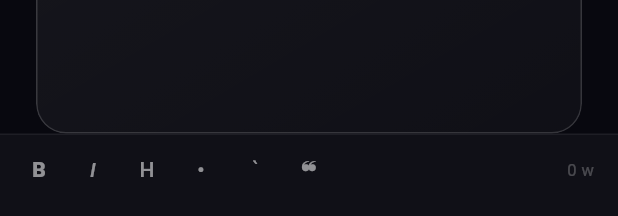
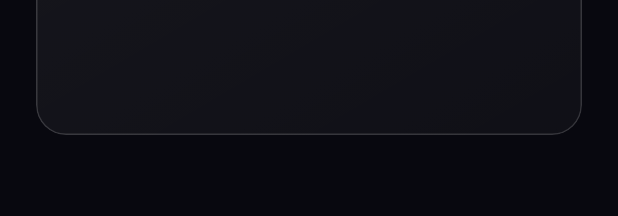
Before and after one commit to spacechase26/Tympeak, a Flutter app: the DailyJournalTab widget shown alone on an empty page, opened directly, on a phone screen of 412 x 824 dp. Shown: the part 972-1188 px from the top of the screen. Run offline on Flutter 3.47's test engine with Material 3 defaults, Android fonts, the phone set to English and light mode, and no system bars; our stand-ins replace confetti, file_picker, flutter_local_notifications, flutter_markdown, flutter_timezone, hive_flutter and 2 more; accounts and stored records are empty.

Commit message:
Journal cleanup, settings logo, README
- Remove markdown toolbar from Daily Journal (kept in Quick Notes editor)
- Add bottom padding so journal editor clears the floating nav bar
- Settings: app logo replaces clock icon; "Made with ♥ by Spacechase" + version under app name
- Rewrite README with project overview, features, and stack

```diff
--- a/lib/screens/notes_screen.dart
+++ b/lib/screens/notes_screen.dart
@@ -211,35 +211,6 @@ class _DailyJournalTabState extends State<DailyJournalTab> {
     if (d != null) _selectDate(d);
   }
 
-  void _insertLinePrefix(String prefix) {
-    final pos  = _ctrl.selection.isValid ? _ctrl.selection.baseOffset : _ctrl.text.length;
-    final txt  = _ctrl.text;
-    final ls   = txt.lastIndexOf('\n', pos > 0 ? pos - 1 : 0) + 1;
-    final newT = txt.substring(0, ls) + prefix + txt.substring(ls);
-    _ctrl.value = TextEditingValue(text: newT, selection: TextSelection.collapsed(offset: pos + prefix.length));
-    _schedule();
-  }
-
-  void _wrapText(String pre, String suf) {
-    final sel = _ctrl.selection;
-    final txt = _ctrl.text;
-    if (!sel.isValid || sel.isCollapsed) {
-      final pos = sel.isValid ? sel.baseOffset : txt.length;
-      _ctrl.value = TextEditingValue(
-        text: txt.substring(0, pos) + pre + suf + txt.substring(pos),
-        selection: TextSelection.collapsed(offset: pos + pre.length),
-      );
-    } else {
-      final seg  = txt.substring(sel.start, sel.end);
-      final newT = txt.replaceRange(sel.start, sel.end, '$pre$seg$suf');
-      _ctrl.value = TextEditingValue(
-        text: newT,
-        selection: TextSelection.collapsed(offset: sel.start + pre.length + seg.length + suf.length),
-      );
-    }
-    _schedule();
-  }
-
   @override
   Widget build(BuildContext context) {
     return Column(children: [
@@ -353,7 +324,7 @@ class _DailyJournalTabState extends State<DailyJournalTab> {
       // Text editor
       Expanded(
         child: Padding(
-          padding: const EdgeInsets.symmetric(horizontal: 24),
+          padding: EdgeInsets.fromLTRB(24, 0, 24, navBottomPadding(context)),
           child: GlassCard(
             padding: const EdgeInsets.all(16),
             child: TextField(
@@ -374,48 +345,7 @@ class _DailyJournalTabState extends State<DailyJournalTab> {
           ),
         ),
       ),
-
-      // Markdown toolbar
-      Container(
-        decoration: BoxDecoration(
-          color: Colors.white.withAlpha(8),
-          border: Border(top: BorderSide(color: Colors.white.withAlpha(15))),
-        ),
-        padding: EdgeInsets.fromLTRB(8, 6, 8,
-            MediaQuery.of(context).viewInsets.bottom > 0 ? 6 : navBottomPadding(context) - 40 > 6 ? navBottomPadding(context) - 40 : 6),
-        child: Row(children: [
-          _tb('B', () => _wrapText('**', '**'), bold: true),
-          _tb('I', () => _wrapText('*', '*'),   italic: true),
-          _tb('H', () => _insertLinePrefix('## ')),
-          _tb('•', () => _insertLinePrefix('- ')),
-          _tb('`', () => _wrapText('`', '`'),   mono: true),
-          _tb('❝', () => _insertLinePrefix('> ')),
-          const Spacer(),
-          ValueListenableBuilder(
-            valueListenable: _ctrl,
-            builder: (_, __, ___) {
-              final wc = _ctrl.text.trim().isEmpty ? 0 : _ctrl.text.trim().split(RegExp(r'\s+')).length;
-              return Text('$wc w', style: const TextStyle(color: Colors.white24, fontSize: 11));
-            },
-          ),
-          const SizedBox(width: 8),
-        ]),
-      ),
     ]);
-  }
-
-  Widget _tb(String label, VoidCallback onTap, {bool bold = false, bool italic = false, bool mono = false}) {
-    return InkWell(
-      onTap: onTap,
-      borderRadius: BorderRadius.circular(8),
-      child: SizedBox(width: 36, height: 34,
-        child: Center(child: Text(label, style: TextStyle(
-          color: Colors.white54, fontSize: 14,
-          fontWeight: bold ? FontWeight.w900 : FontWeight.w500,
-          fontStyle: italic ? FontStyle.italic : FontStyle.normal,
-          fontFamily: mono ? 'monospace' : null,
-        )))),
-    );
   }
 }
 
--- a/pubspec.yaml
+++ b/pubspec.yaml
@@ -31,6 +31,8 @@ dev_dependencies:
 
 flutter:
   uses-material-design: true
+  assets:
+    - icon_source.png
 
 flutter_launcher_icons:
   android: true
```
Also changed, not shown: lib/screens/settings_screen.dart (+14 -15 lines), 1 other file.
